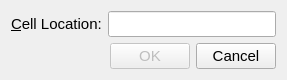
chenminchn/Qt, file gotocell/gotocelldialog.ui: the form before one commit.
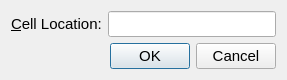
The form after the commit.

The edit to the form file:
```diff
--- a/gotocell/gotocelldialog.ui
+++ b/gotocell/gotocelldialog.ui
@@ -45,29 +45,16 @@
        </property>
        <property name="sizeHint" stdset="0">
         <size>
-         <width>40</width>
+         <width>68</width>
          <height>20</height>
         </size>
        </property>
       </spacer>
      </item>
      <item>
-      <widget class="QPushButton" name="okButton">
-       <property name="enabled">
-        <bool>false</bool>
-       </property>
-       <property name="text">
-        <string>OK</string>
-       </property>
-       <property name="default">
-        <bool>true</bool>
-       </property>
-      </widget>
-     </item>
-     <item>
-      <widget class="QPushButton" name="cancelButton">
-       <property name="text">
-        <string>Cancel</string>
+      <widget class="QDialogButtonBox" name="buttonBox">
+       <property name="standardButtons">
+        <set>QDialogButtonBox::Cancel|QDialogButtonBox::Ok</set>
        </property>
       </widget>
      </item>
```
Left out of the diff: 2 changed lines with no effect on the pictures.
